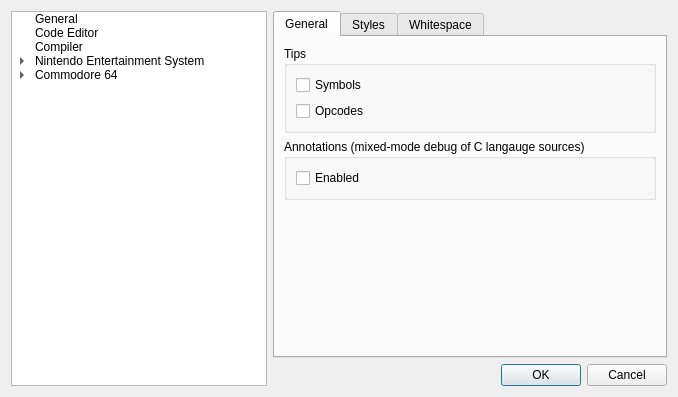
First picture: the form in apps/ide/environmentsettingsdialog.ui, repository christopherpow/nesicide, before the edit.
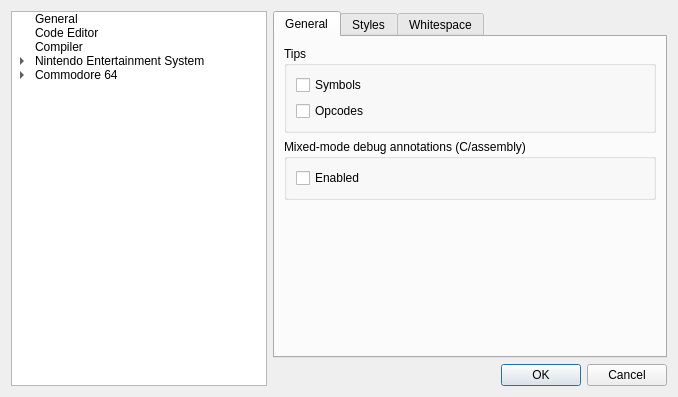
Second picture: the form after the edit. The open tabs and pages were chosen to show the change. Icons and pictures are not drawn.

Commit message: Forgot to add apply-to-all functionality to font name in Code Editor settings.

What changed in the file:
```diff
--- a/apps/ide/environmentsettingsdialog.ui
+++ b/apps/ide/environmentsettingsdialog.ui
@@ -215,7 +215,7 @@
            <item row="1" column="0">
             <widget class="QGroupBox" name="groupBox_10">
              <property name="title">
-              <string>Annotations (mixed-mode debug of C langauge sources)</string>
+              <string>Mixed-mode debug annotations (C/assembly)</string>
              </property>
              <layout class="QGridLayout" name="gridLayout_12">
               <item row="0" column="0">
```
Left out of the diff: 2 changed lines with no effect on the pictures. The commit also changes 2 other files.
